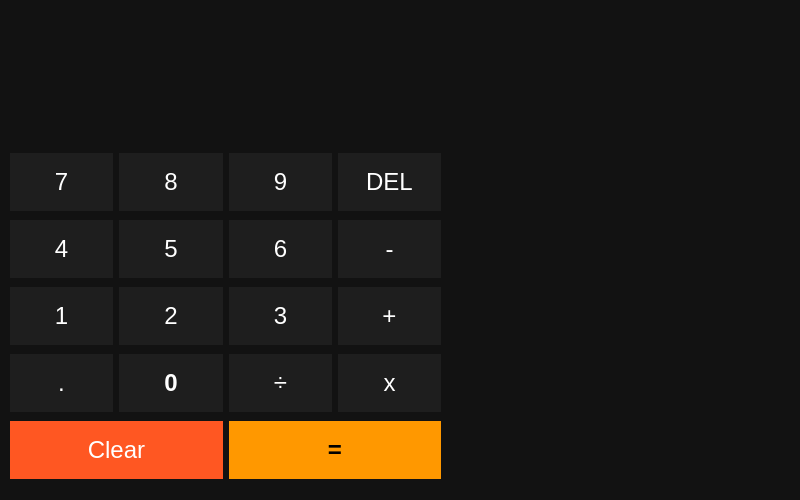
This is calculadora.ui in lbaeutr/Calculator_PyQt6 as Qt 5 draws it before an edit. The edited form follows.
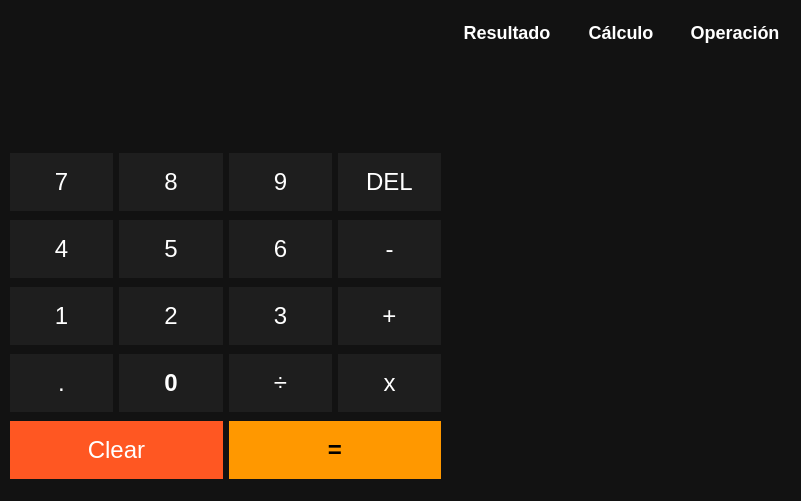
This is the edited form.

Commit message: Pequeño avance

Patch:
```diff
--- a/calculadora.ui
+++ b/calculadora.ui
@@ -6,8 +6,8 @@
    <rect>
     <x>0</x>
     <y>0</y>
-    <width>800</width>
-    <height>500</height>
+    <width>801</width>
+    <height>501</height>
    </rect>
   </property>
   <property name="font">
@@ -29,9 +29,9 @@
     <property name="geometry">
      <rect>
       <x>20</x>
-      <y>20</y>
-      <width>321</width>
-      <height>81</height>
+      <y>50</y>
+      <width>411</width>
+      <height>121</height>
      </rect>
     </property>
     <property name="font">
@@ -54,6 +54,9 @@
     </property>
    </widget>
    <widget class="QTableWidget" name="table_history">
+    <property name="enabled">
+     <bool>true</bool>
+    </property>
     <property name="geometry">
      <rect>
       <x>450</x>
@@ -62,6 +65,12 @@
       <height>471</height>
      </rect>
     </property>
+    <property name="sizePolicy">
+     <sizepolicy hsizetype="Fixed" vsizetype="Expanding">
+      <horstretch>0</horstretch>
+      <verstretch>0</verstretch>
+     </sizepolicy>
+    </property>
     <property name="font">
      <font>
       <pointsize>-1</pointsize>
@@ -77,6 +86,7 @@
     gridline-color: transparent;
     border: none;
     font-size: 20px;
+	text-align: center;
 }
 
 QTableWidget::item {
@@ -84,18 +94,67 @@
     font-weight: bold;
     color: #FFA726;
 }
+
+QHeaderView::section {
+    background-color: #121212;  
+    color: white;               
+    font-size: 18px;
+    font-weight: bold;
+    border: none;
+}
+
 </string>
     </property>
+    <property name="horizontalScrollBarPolicy">
+     <enum>Qt::ScrollBarPolicy::ScrollBarAlwaysOff</enum>
+    </property>
+    <property name="autoScroll">
+     <bool>false</bool>
+    </property>
+    <property name="gridStyle">
+     <enum>Qt::PenStyle::SolidLine</enum>
+    </property>
+    <property name="wordWrap">
+     <bool>true</bool>
+    </property>
+    <property name="rowCount">
+     <number>0</number>
+    </property>
     <property name="columnCount">
-     <number>2</number>
+     <number>3</number>
     </property>
     <attribute name="horizontalHeaderVisible">
+     <bool>true</bool>
+    </attribute>
+    <attribute name="horizontalHeaderDefaultSectionSize">
+     <number>114</number>
+    </attribute>
+    <attribute name="horizontalHeaderStretchLastSection">
+     <bool>true</bool>
+    </attribute>
+    <attribute name="verticalHeaderVisible">
      <bool>false</bool>
     </attribute>
-    <column/>
-    <column/>
+    <attribute name="verticalHeaderCascadingSectionResizes">
+     <bool>true</bool>
+    </attribute>
+    <column>
+     <property name="text">
+      <string>Operación</string>
+     </property>
+    </column>
+    <column>
+     <property name="text">
+      <string>Cálculo</string>
+     </property>
+    </column>
+    <column>
+     <property name="text">
+      <string>Resultado</string>
+     </property>
+    </column>
    </widget>
-   <widget class="QWidget" name="">
+   <widget class="QWidget" name="layoutWidget">
     <property name="geometry">
      <rect>
       <x>10</x>
```
Left out of the diff: 9 changed lines with no effect on the pictures. The commit also changes 2 other files.
